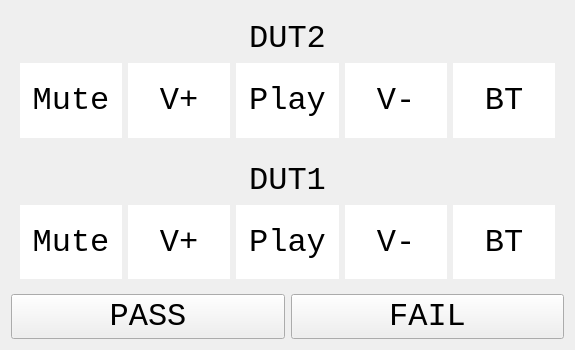
Before: the Qt Designer form ui/cap_touch_dialog.ui in EasonLu1222/readByYourself, drawn with Qt 5.
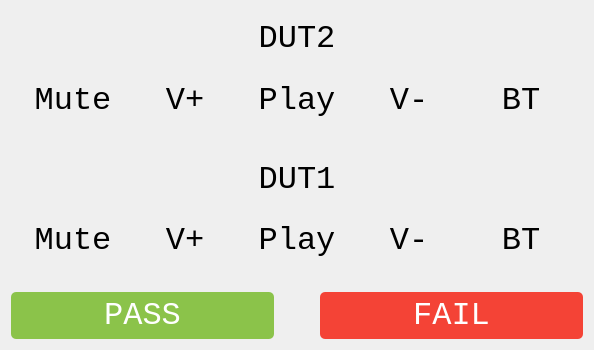
After: the same form once the commit is applied.

Commit message: Improve cap touch dialog style

Diff of the .ui file:
```diff
--- a/ui/cap_touch_dialog.ui
+++ b/ui/cap_touch_dialog.ui
@@ -6,7 +6,7 @@
    <rect>
     <x>0</x>
     <y>0</y>
-    <width>575</width>
+    <width>594</width>
     <height>350</height>
    </rect>
   </property>
@@ -19,9 +19,38 @@
   <property name="windowTitle">
    <string>Dialog</string>
   </property>
+  <property name="styleSheet">
+   <string notr="true">QWidget[active=true]{
+	border: 3px solid #8BC34A;
+	border-radius: 5px;
+}
+QWidget[active=false]{
+	border: none;
+}
+QWidget[disabled=true] QLabel{
+	color:#BDBDBD;
+}
+QWidget[disabled=false] QLabel{
+	color:#000000;
+}
+QWidget[disabled=true] QLabel[class=&quot;touchBtn&quot;]{
+	border-radius:80px;
+	background-color:#E0E0E0;
+	color:#BDBDBD;
+}
+QWidget[disabled=false] QLabel[class=&quot;touchBtn&quot;]{
+	border-radius:80px;
+	background-color:#FFFFFF;
+	color:#000000;
+}
+</string>
+  </property>
   <layout class="QVBoxLayout" name="verticalLayout" stretch="1,1,0">
    <item>
     <widget class="QWidget" name="bc2" native="true">
+     <property name="autoFillBackground">
+      <bool>false</bool>
+     </property>
      <property name="styleSheet">
       <string notr="true"/>
      </property>
@@ -34,6 +63,9 @@
           <pointsize>24</pointsize>
          </font>
         </property>
+        <property name="styleSheet">
+         <string notr="true">background:none</string>
+        </property>
         <property name="text">
          <string>DUT2</string>
         </property>
@@ -53,7 +85,7 @@
            </font>
           </property>
           <property name="styleSheet">
-           <string notr="true">background-color: white;</string>
+           <string notr="true"/>
           </property>
           <property name="text">
            <string>Mute</string>
@@ -72,7 +104,7 @@
            </font>
           </property>
           <property name="styleSheet">
-           <string notr="true">background-color: white;</string>
+           <string notr="true"/>
           </property>
           <property name="text">
            <string>V+</string>
@@ -91,7 +123,7 @@
            </font>
           </property>
           <property name="styleSheet">
-           <string notr="true">background-color: white;</string>
+           <string notr="true"/>
           </property>
           <property name="text">
            <string>Play</string>
@@ -110,7 +142,7 @@
            </font>
           </property>
           <property name="styleSheet">
-           <string notr="true">background-color: white;</string>
+           <string notr="true"/>
           </property>
           <property name="text">
            <string>V-</string>
@@ -129,7 +161,7 @@
            </font>
           </property>
           <property name="styleSheet">
-           <string notr="true">background-color: white;</string>
+           <string notr="true"/>
           </property>
           <property name="text">
            <string>BT</string>
@@ -152,12 +184,21 @@
      <layout class="QVBoxLayout" name="verticalLayout_3" stretch="0,1">
       <item>
        <widget class="QLabel" name="label_6">
+        <property name="minimumSize">
+         <size>
+          <width>527</width>
+          <height>0</height>
+         </size>
+        </property>
         <property name="font">
          <font>
           <family>Courier New</family>
           <pointsize>24</pointsize>
          </font>
         </property>
+        <property name="styleSheet">
+         <string notr="true">background:none</string>
+        </property>
         <property name="text">
          <string>DUT1</string>
         </property>
@@ -177,7 +218,7 @@
            </font>
           </property>
           <property name="styleSheet">
-           <string notr="true">background-color: white;</string>
+           <string notr="true"/>
           </property>
           <property name="text">
            <string>Mute</string>
@@ -196,7 +237,7 @@
            </font>
           </property>
           <property name="styleSheet">
-           <string notr="true">background-color: white;</string>
+           <string notr="true"/>
           </property>
           <property name="text">
            <string>V+</string>
@@ -215,7 +256,7 @@
            </font>
           </property>
           <property name="styleSheet">
-           <string notr="true">background-color: white;</string>
+           <string notr="true"/>
           </property>
           <property name="text">
            <string>Play</string>
@@ -234,7 +275,7 @@
            </font>
           </property>
           <property name="styleSheet">
-           <string notr="true">background-color: white;</string>
+           <string notr="true"/>
           </property>
           <property name="text">
            <string>V-</string>
@@ -253,7 +294,7 @@
            </font>
           </property>
           <property name="styleSheet">
-           <string notr="true">background-color: white;</string>
+           <string notr="true"/>
           </property>
           <property name="text">
            <string>BT</string>
@@ -269,7 +310,7 @@
     </widget>
    </item>
    <item>
-    <layout class="QHBoxLayout" name="horizontalLayout_4" stretch="0,0">
+    <layout class="QHBoxLayout" name="horizontalLayout_4" stretch="1,0,1">
      <property name="spacing">
       <number>-1</number>
      </property>
@@ -279,8 +320,23 @@
         <font>
          <family>Courier New</family>
          <pointsize>24</pointsize>
+         <weight>50</weight>
+         <italic>false</italic>
+         <bold>false</bold>
         </font>
        </property>
+       <property name="styleSheet">
+        <string notr="true">QPushButton {
+	color:#FFFFFF;
+	cursor:pointer;
+	padding:5px;
+	border-radius:5px;
+	background-color:#8BC34A;
+}
+QPushButton:hover:pressed {
+	background-color:#689F38;
+}</string>
+       </property>
        <property name="text">
         <string>PASS</string>
        </property>
@@ -289,6 +345,19 @@
        </property>
       </widget>
      </item>
+     <item>
+      <spacer name="horizontalSpacer">
+       <property name="orientation">
+        <enum>Qt::Horizontal</enum>
+       </property>
+       <property name="sizeHint" stdset="0">
+        <size>
+         <width>40</width>
+         <height>20</height>
+        </size>
+       </property>
+      </spacer>
+     </item>
      <item>
       <widget class="QPushButton" name="fail_button">
        <property name="font">
@@ -297,6 +366,17 @@
          <pointsize>24</pointsize>
         </font>
        </property>
+       <property name="styleSheet">
+        <string notr="true">QPushButton {
+	color:#FFFFFF;
+	padding:5px;
+	border-radius:5px;
+	background-color:#F44336;
+}
+QPushButton:hover:pressed {
+	background-color:#E64A19;
+}</string>
+       </property>
        <property name="text">
         <string>FAIL</string>
        </property>
```
Left out of the diff: 42 changed lines with no effect on the pictures. The commit also changes 2 other files.
